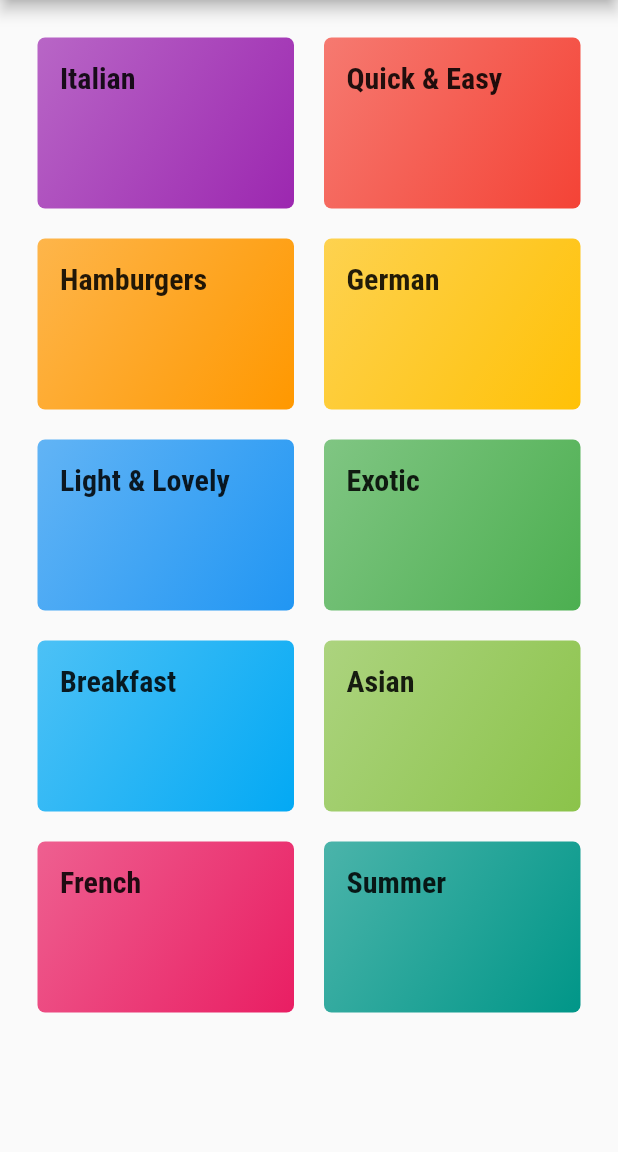
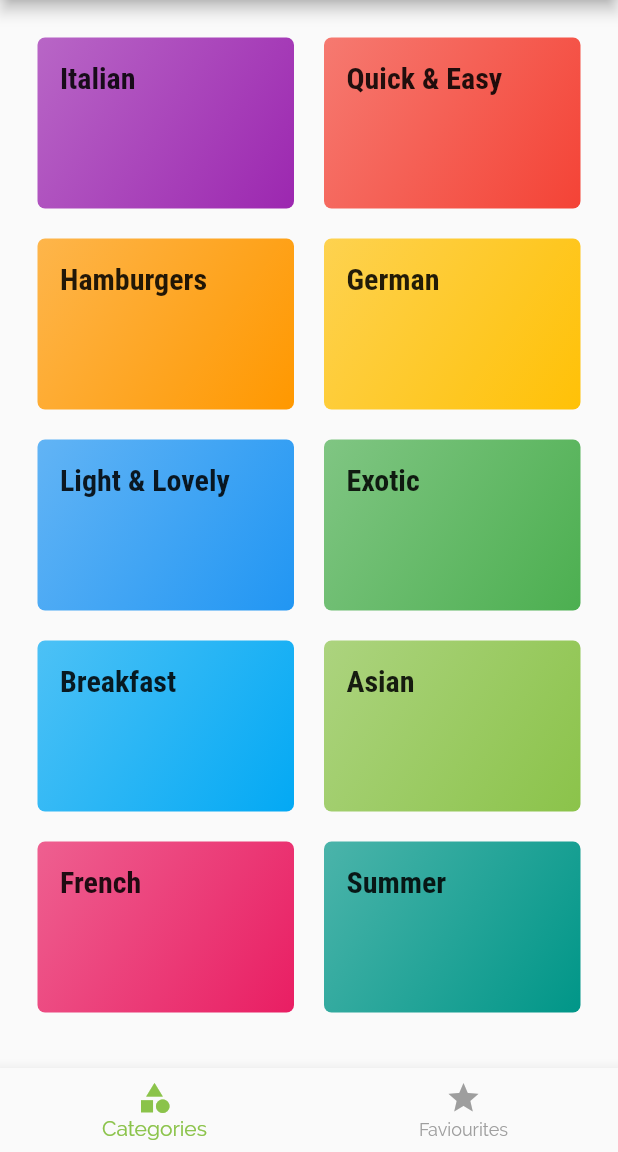
Before and after one commit to ArnabBiswas2303/FreshFoodApp, a Flutter app: the screen it shows after launch, on a phone screen of 412 x 824 dp, the part 84-1236 px from its top. Run offline on Flutter 3.47's test engine with Material 2 defaults, Android fonts, the phone set to English and light mode, and no system bars; our stand-ins replace google_fonts; Roboto replaces fonts that are missing (Ubuntu).

Commit message:
Add BottomNavigation & FavourtiesScreen

```diff
--- a/lib/main.dart
+++ b/lib/main.dart
@@ -1,9 +1,9 @@
 import 'package:flutter/material.dart';
 import 'package:google_fonts/google_fonts.dart';
 
+import './screens/tabs_screen.dart';
 import './screens/meal_detail_screen.dart';
 import './screens/categories_meals_screen.dart';
-import './screens/categories_screen.dart';
 
 void main() => runApp(MyApp());
 
@@ -42,7 +42,7 @@ class MyApp extends StatelessWidget {
         ),
       ),
       routes: {
-        '/': (ctx) => CategoriesScreen(),
+        '/': (ctx) => TabsScreeen(),
         CategoriesMealsScreen.routeName: (ctx) => CategoriesMealsScreen(),
         MealDetailScreen.routeName: (ctx) => MealDetailScreen(),
       },
--- a/lib/screens/categories_screen.dart
+++ b/lib/screens/categories_screen.dart
@@ -6,13 +6,7 @@ import '../widgets/category_item.dart';
 class CategoriesScreen extends StatelessWidget {
   @override
   Widget build(BuildContext context) {
-    return Scaffold(
-      appBar: AppBar(
-        title: const Text(
-          "FreshFood",
-        ),
-      ),
-      body: GridView(
+    return GridView(
       padding: EdgeInsets.all(25),
       gridDelegate: SliverGridDelegateWithMaxCrossAxisExtent(
         maxCrossAxisExtent: 200,
@@ -29,7 +23,6 @@ class CategoriesScreen extends StatelessWidget {
             ),
           )
           .toList(),
-      ),
     );
   }
 }
--- /dev/null
+++ b/lib/screens/favourites_screen.dart
@@ -0,0 +1,10 @@
+import 'package:flutter/material.dart';
+
+class FavouritesScreen extends StatelessWidget {
+  @override
+  Widget build(BuildContext context) {
+    return Center(
+      child: Text("Favourites!"),
+    );
+  }
+}
--- /dev/null
+++ b/lib/screens/tabs_screen.dart
@@ -0,0 +1,49 @@
+import 'package:flutter/material.dart';
+
+import './favourites_screen.dart';
+import './categories_screen.dart';
+
+class TabsScreeen extends StatefulWidget {
+  @override
+  _TabsScreeenState createState() => _TabsScreeenState();
+}
+
+class _TabsScreeenState extends State<TabsScreeen> {
+  final List<Widget> _pages = [CategoriesScreen(), FavouritesScreen()];
+
+  int _pagesIndex = 0;
+
+  void _selectPage(final index) {
+    setState(() {
+      _pagesIndex = index;
+    });
+  }
+
+  @override
+  Widget build(BuildContext context) {
+    return Scaffold(
+      appBar: AppBar(
+        title: Text("FreshFood"),
+      ),
+      body: _pages[_pagesIndex],
+      bottomNavigationBar: BottomNavigationBar(
+        onTap: _selectPage,
+        unselectedItemColor: Colors.grey,
+        selectedItemColor: Theme.of(context).primaryColor,
+        currentIndex: _pagesIndex,
+        items: [
+          BottomNavigationBarItem(
+            icon: Icon(Icons.category),
+            title: Text("Categories"),
+          ),
+          BottomNavigationBarItem(
+            icon: Icon(
+              Icons.star,
+            ),
+            title: Text("Faviourites"),
+          ),
+        ],
+      ),
+    );
+  }
+}
```
Lines whose indentation alone changed are shown as unchanged.
